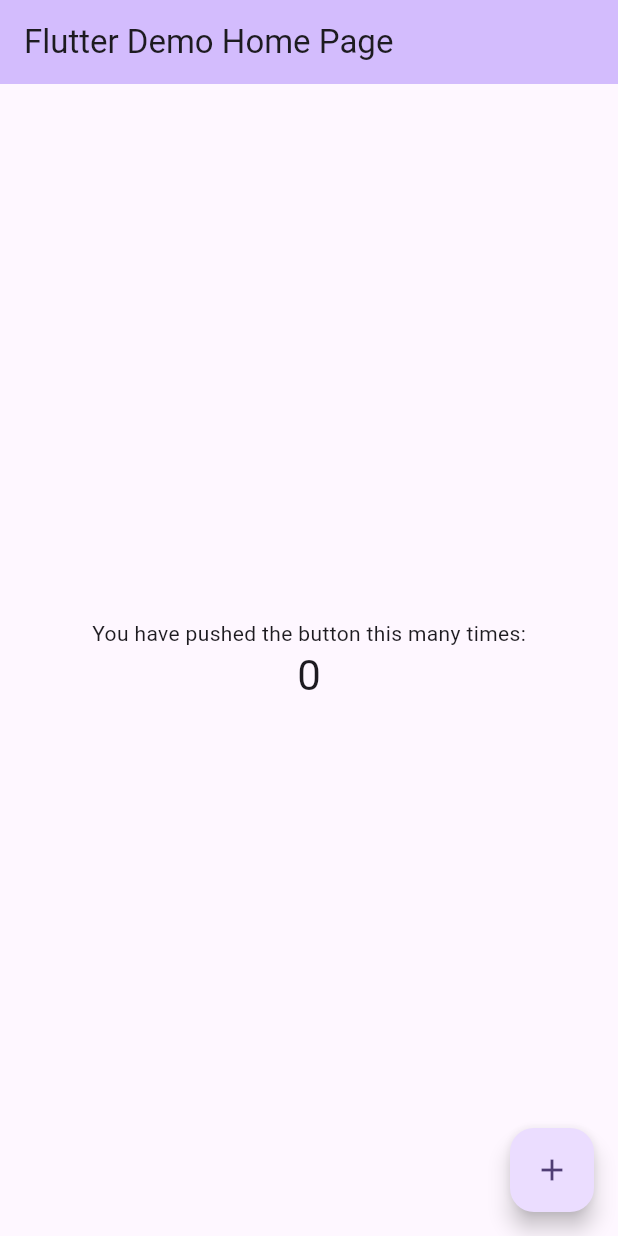
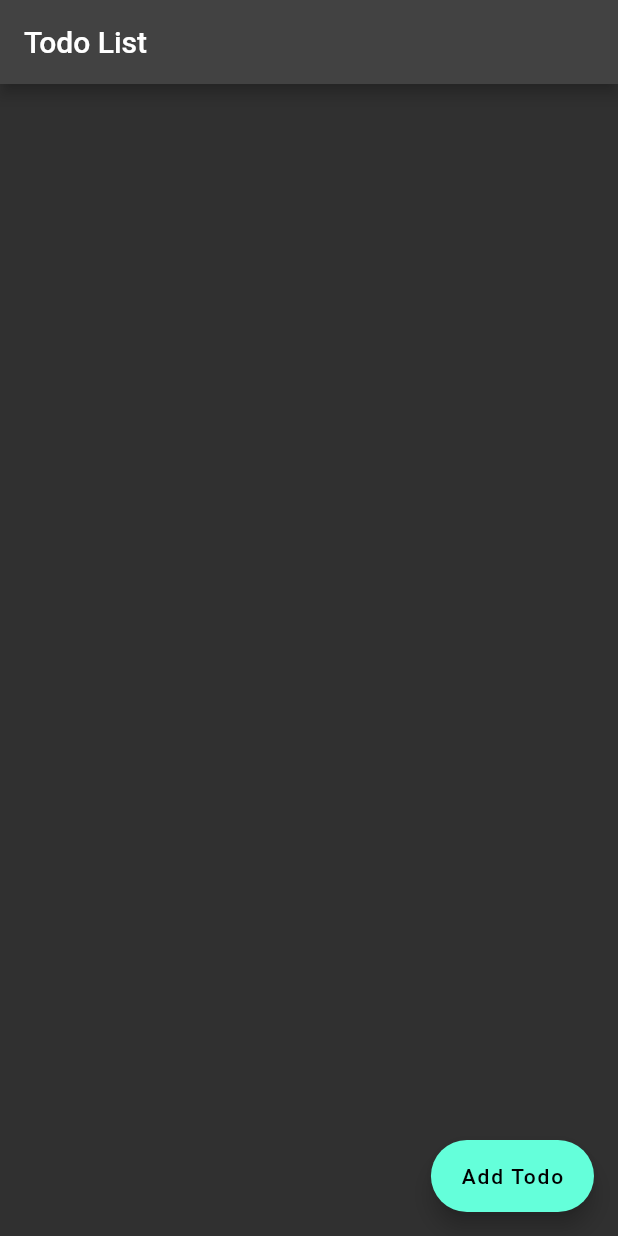
Before and after one commit to bayembacke221/todo-app-flutter, a Flutter app: the screen it shows after launch, on a phone screen of 412 x 824 dp. Run offline on Flutter 3.47's test engine with Material 2 defaults, Android fonts, the phone set to English and light mode, and no system bars.

Commit message:
add home and add todo page

```diff
--- a/lib/main.dart
+++ b/lib/main.dart
@@ -1,4 +1,5 @@
 import 'package:flutter/material.dart';
+import 'package:my_todo_app/screens/home.dart';
 
 void main() {
   runApp(const MyApp());
@@ -10,60 +11,9 @@ class MyApp extends StatelessWidget {
   @override
   Widget build(BuildContext context) {
     return MaterialApp(
-      title: 'Flutter Demo',
-      theme: ThemeData(
-        colorScheme: ColorScheme.fromSeed(seedColor: Colors.deepPurple),
-        useMaterial3: true,
-      ),
-      home: const MyHomePage(title: 'Flutter Demo Home Page'),
+      debugShowCheckedModeBanner: false,
+      theme: ThemeData.dark(),
+      home: const TodoListPage(),
     );
   }
 }
-
-class MyHomePage extends StatefulWidget {
-  const MyHomePage({super.key, required this.title});
-
-  final String title;
-
-  @override
-  State<MyHomePage> createState() => _MyHomePageState();
-}
-
-class _MyHomePageState extends State<MyHomePage> {
-  int _counter = 0;
-
-  void _incrementCounter() {
-    setState(() {
-      _counter++;
-    });
-  }
-
-  @override
-  Widget build(BuildContext context) {
-    return Scaffold(
-      appBar: AppBar(
-        backgroundColor: Theme.of(context).colorScheme.inversePrimary,
-        title: Text(widget.title),
-      ),
-      body: Center(
-        child: Column(
-          mainAxisAlignment: MainAxisAlignment.center,
-          children: <Widget>[
-            const Text(
-              'You have pushed the button this many times:',
-            ),
-            Text(
-              '$_counter',
-              style: Theme.of(context).textTheme.headlineMedium,
-            ),
-          ],
-        ),
-      ),
-      floatingActionButton: FloatingActionButton(
-        onPressed: _incrementCounter,
-        tooltip: 'Increment',
-        child: const Icon(Icons.add),
-      ),
-    );
-  }
-}
--- /dev/null
+++ b/lib/screens/add_todo.dart
@@ -0,0 +1,22 @@
+import 'package:flutter/material.dart';
+
+class AddTodo extends StatefulWidget {
+  const AddTodo({super.key});
+
+  @override
+  State<AddTodo> createState() => _AddTodoState();
+}
+
+class _AddTodoState extends State<AddTodo> {
+  @override
+  Widget build(BuildContext context) {
+    return Scaffold(
+      appBar: AppBar(
+        title: Text('Add Todo'),
+      ),
+      body: Center(
+        child: Text('Add Todo'),
+      ),
+    );
+  }
+}
--- /dev/null
+++ b/lib/screens/home.dart
@@ -0,0 +1,27 @@
+import 'package:flutter/material.dart';
+import 'package:my_todo_app/services/TodoService.dart';
+
+class TodoListPage extends StatefulWidget {
+  const TodoListPage({super.key});
+
+  @override
+  State<TodoListPage> createState() => _TodoListPageState();
+}
+
+class _TodoListPageState extends State<TodoListPage> {
+  @override
+  Widget build(BuildContext context) {
+    return Scaffold(
+      appBar: AppBar(
+        title: const Text('Todo List'),
+      ),
+      body: SizedBox(
+        width: 25,
+      ),
+      floatingActionButton: FloatingActionButton.extended(
+        onPressed: () => TodoService.navigateToAddPage(context),
+        label: const Text('Add Todo'),
+      ),
+    );
+  }
+}
--- /dev/null
+++ b/lib/services/TodoService.dart
@@ -0,0 +1,11 @@
+import 'package:flutter/material.dart';
+
+import '../screens/add_todo.dart';
+
+class TodoService {
+  static Future<void> navigateToAddPage(BuildContext context) async {
+    final route = MaterialPageRoute(builder: (context) => const AddTodo());
+
+    await Navigator.push(context, route);
+  }
+}
```
